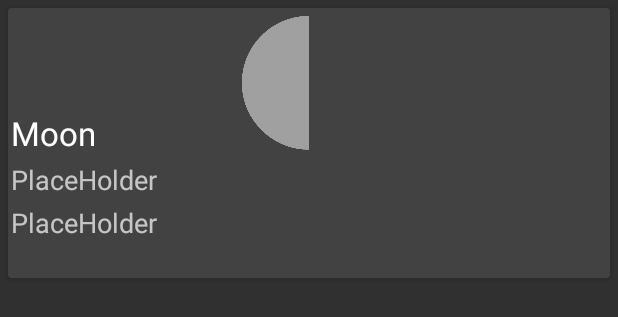
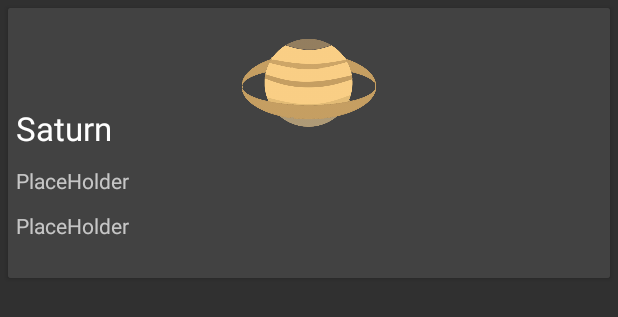
Before and after one commit to rahulyhg/Astronomy_app, an Android app: the layout fragment_saturn_view.xml on its own in the app's theme, with its tools: preview values and no code run, on a phone screen of 412 x 824 dp. Shown: the top 317 px of the screen. Run offline under Robolectric (Android 15) with nearby library versions, the light colour scheme and no system bars.

Commit message:
Finished sun and moon classes completely
now time for saturn card.

```diff
--- a/app/src/main/res/layout/fragment_card_view.xml
+++ b/app/src/main/res/layout/fragment_card_view.xml
@@ -4,7 +4,7 @@
     xmlns:android="http://schemas.android.com/apk/res/android"
     xmlns:card_view="http://schemas.android.com/apk/res-auto"
     android:foreground="?android:attr/selectableItemBackground"
-    android:clickable="false"
+    android:clickable="true"
     android:layout_margin="2dp"
     android:id="@+id/cardview"
     android:layout_width="match_parent"
--- a/app/src/main/res/layout/fragment_saturn_view.xml
+++ b/app/src/main/res/layout/fragment_saturn_view.xml
@@ -9,10 +9,11 @@
     android:id="@+id/cardview"
     android:layout_width="match_parent"
     android:layout_height="180dp"
-    android:background="#212121"
     card_view:cardCornerRadius="2dp">
 
     <RelativeLayout
+        android:background="@color/cardColor"
+
         android:layout_width="match_parent"
         android:layout_height="match_parent">
 
@@ -22,37 +23,37 @@
             android:layout_width="wrap_content"
             android:layout_height="100dp"
             android:id="@+id/moonImageView"
-            android:src="@drawable/third_quarter"
+            android:src="@drawable/saturn"
             android:layout_alignParentTop="true"
             android:layout_alignParentStart="true" />
 
         <TextView
-            android:padding="2dp"
+            android:padding="5dp"
             android:layout_width="wrap_content"
             android:layout_height="wrap_content"
             android:textAppearance="?android:attr/textAppearanceLarge"
-            android:text="Moon"
+            android:text="Saturn"
             android:id="@+id/textView3"
             android:layout_alignBottom="@+id/moonImageView"
             android:layout_alignParentStart="true" />
 
         <TextView
-            android:padding="2dp"
+            android:padding="5dp"
 
             android:layout_width="wrap_content"
             android:layout_height="wrap_content"
-            android:textAppearance="?android:attr/textAppearanceMedium"
+            android:textAppearance="?android:attr/textAppearanceSmall"
             android:text="PlaceHolder"
             android:id="@+id/moonPhaseText"
             android:layout_below="@+id/moonImageView"
             android:layout_alignParentStart="true" />
 
         <TextView
-            android:padding="2dp"
+            android:padding="5dp"
 
             android:layout_width="wrap_content"
             android:layout_height="wrap_content"
-            android:textAppearance="?android:attr/textAppearanceMedium"
+            android:textAppearance="?android:attr/textAppearanceSmall"
             android:text="PlaceHolder"
             android:id="@+id/moonRiseText"
             android:layout_below="@+id/moonPhaseText"
```
Also changed, not shown: app/src/main/java/ericz/astronomyalmanac/DayViewFragment.java (+25 -3 lines), app/src/main/java/ericz/astronomyalmanac/MainActivity.java (+0 -132 lines), app/src/main/java/ericz/astronomyalmanac/MoonViewFragment.java (+4 -4 lines), app/src/main/res/layout/fragment_day_view.xml (+4 -3 lines), app/src/main/res/drawable/first_quarter.png, app/src/main/res/drawable/saturn.png (added), app/src/main/res/drawable/sun_image_alt.png (added), app/src/main/res/drawable/third_quarter.png, app/src/main/res/drawable/waning_crescent.png, app/src/main/res/drawable/waning_gibbous.png, app/src/main/res/drawable/waxing_crescent.png, app/src/main/res/drawable/waxing_gibbous.png, 1 other file.
